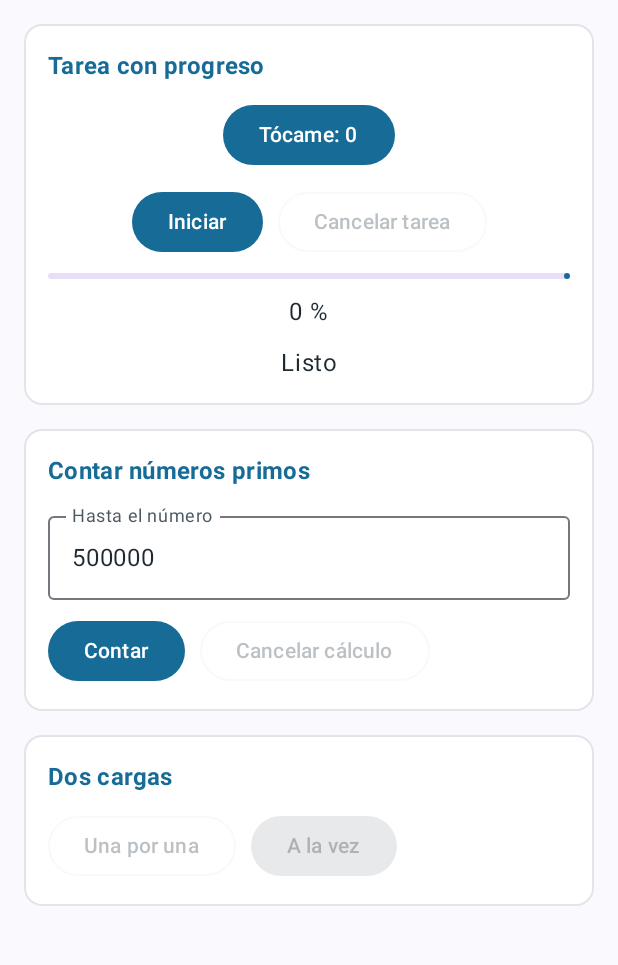
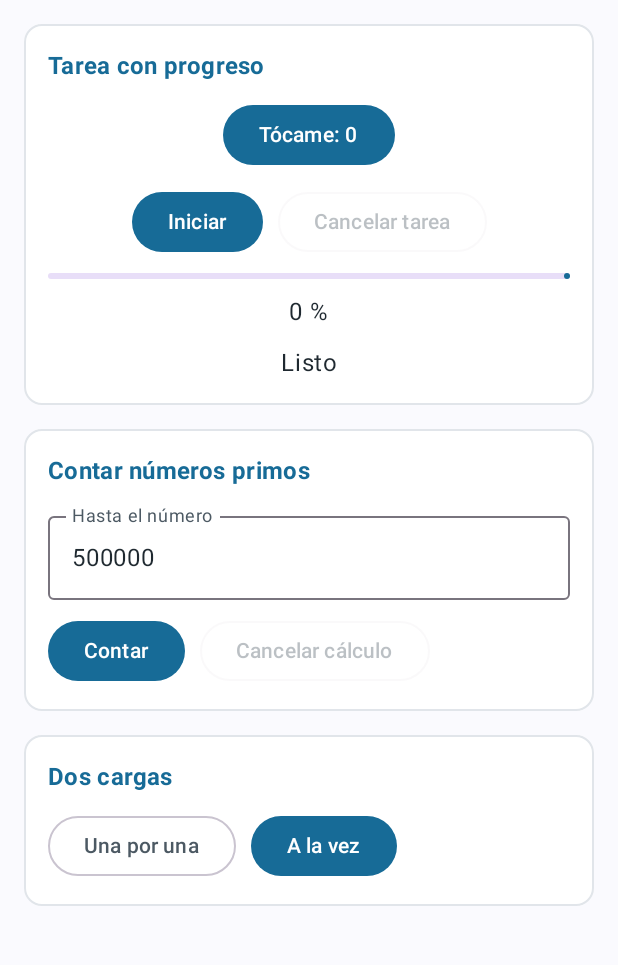
Before and after one commit to Daniellaln/CentroTareasLeon, an Android app built with Jetpack Compose: the screen it shows after launch (MainActivity), on a phone screen of 412 x 824 dp, the part 96-1061 px from its top. Run offline under Robolectric (Android 15) with nearby library versions, the phone set to English and light mode, and no system bars.

Commit message:
feat(carga): compara carga secuencial y en paralelo con async

```diff
--- a/app/src/main/java/com/leon/centrotareas/ui/PantallaTareas.kt
+++ b/app/src/main/java/com/leon/centrotareas/ui/PantallaTareas.kt
@@ -55,13 +55,14 @@ import com.leon.centrotareas.viewmodel.TareasViewModel
             }
             Seccion("Dos cargas") {
                 Row(horizontalArrangement=Arrangement.spacedBy(10.dp)) {
-                    OutlinedButton(onClick={},enabled=false) { Text("Una por una") }
-                    Button(onClick={},enabled=false) { Text("A la vez") }
+                    OutlinedButton(onClick=vm::cargarUnaPorUna,enabled=carga!=CargaUi.Cargando) { Text("Una por una") }
+                    Button(onClick=vm::cargarALaVez,enabled=carga!=CargaUi.Cargando) { Text("A la vez") }
                 }
                 when(val estado=carga) {
                     CargaUi.Inicial -> Unit
                     CargaUi.Cargando -> {
                         CircularProgressIndicator(Modifier.size(24.dp));Text("Cargando…")
+                        TextButton(onClick=vm::cancelarCarga) { Text("Cancelar carga") }
                     }
                     is CargaUi.Exito -> Resultado { Text("Modo: ${estado.modo}",fontWeight=FontWeight.Bold);Text("Perfil: ${estado.perfil}");Text("Pedidos: ${estado.pedidos}");Text("Tiempo: ${estado.milisegundos} ms") }
                     is CargaUi.Error -> {
```
Also changed, not shown: app/src/main/java/com/leon/centrotareas/viewmodel/TareasViewModel.kt (+20 -0 lines).
